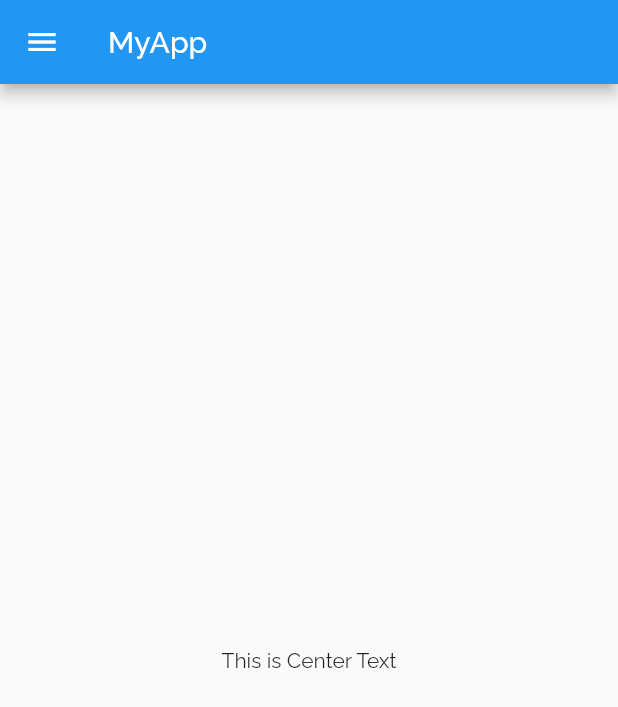
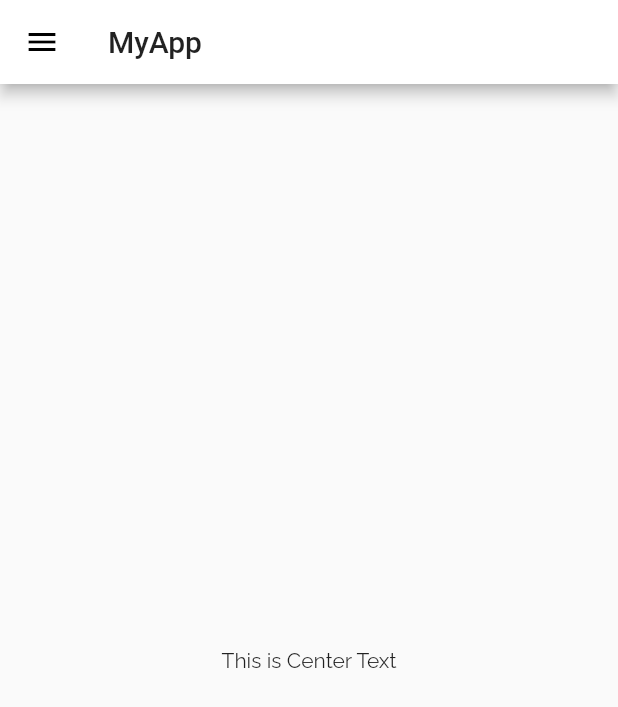
Before and after one commit to Mintu-sys/mylearn1, a Flutter app: the screen it shows after launch, on a phone screen of 412 x 824 dp. Shown: the top 707 px of the screen. Run offline on Flutter 3.47's test engine with Material 2 defaults, Android fonts, the phone set to English and light mode, and no system bars; our stand-ins replace google_fonts.

Commit message:
theme light dark

```diff
--- a/lib/main.dart
+++ b/lib/main.dart
@@ -1,7 +1,7 @@
 import 'package:flutter/material.dart';
 import 'package:master_flutter/screens/login_page.dart';
+import 'package:master_flutter/wdgets/theme.dart';
 import 'screens/home_page.dart';
-import 'package:google_fonts/google_fonts.dart';
 
 void main() {
   runApp(MyApp());
@@ -11,9 +11,8 @@
   @override
   Widget build(BuildContext context) {
     return MaterialApp(
-      theme: ThemeData(
-        fontFamily: GoogleFonts.raleway().fontFamily,
-      ),
+      theme: MyTheme.lighttheme(context),
+      darkTheme: MyTheme.darktheme(context),
       routes: {
         "/": (context) => Homepage(),
         "/login": (context) => LoginPage()
--- /dev/null
+++ b/lib/wdgets/theme.dart
@@ -0,0 +1,16 @@
+import 'package:flutter/material.dart';
+import 'package:google_fonts/google_fonts.dart';
+
+class MyTheme {
+  static ThemeData lighttheme(BuildContext context) => ThemeData(
+      fontFamily: GoogleFonts.raleway().fontFamily,
+      appBarTheme: AppBarTheme(
+        color: Colors.white,
+        iconTheme: IconThemeData(color: Colors.black),
+        textTheme: Theme.of(context).textTheme,
+      ));
+
+  static ThemeData darktheme(BuildContext context) => ThemeData(
+        brightness: Brightness.dark,
+      );
+}
```
